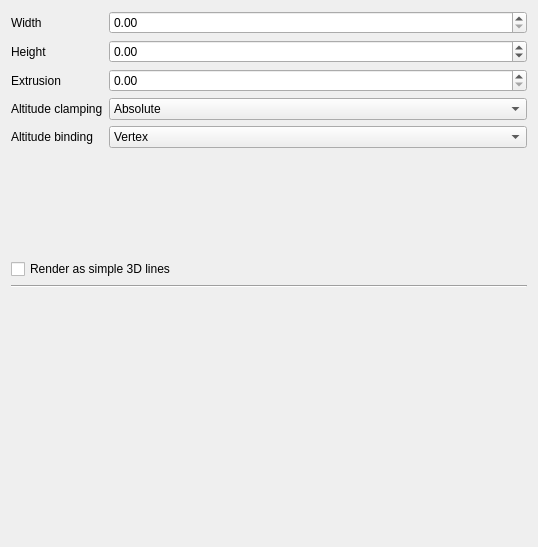
Old version of the form src/ui/3d/line3dsymbolwidget.ui in the repository carsmie/QGIS.
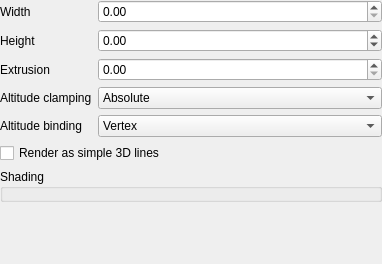
New version of the form. Custom widgets are drawn as their Qt base class.

Diff of the .ui file:
```diff
--- a/src/ui/3d/line3dsymbolwidget.ui
+++ b/src/ui/3d/line3dsymbolwidget.ui
@@ -6,14 +6,17 @@
    <rect>
     <x>0</x>
     <y>0</y>
-    <width>538</width>
-    <height>547</height>
+    <width>382</width>
+    <height>264</height>
    </rect>
   </property>
   <property name="windowTitle">
    <string>Form</string>
   </property>
   <layout class="QVBoxLayout" name="verticalLayout">
+   <property name="margin">
+    <number>0</number>
+   </property>
    <item>
     <layout class="QFormLayout" name="formLayout">
      <item row="1" column="0">
@@ -118,14 +121,39 @@
     </widget>
    </item>
    <item>
-    <widget class="Line" name="line">
+    <widget class="QgsCollapsibleGroupBox" name="groupShading">
+     <property name="title">
+      <string>Shading</string>
+     </property>
+     <layout class="QGridLayout" name="gridLayout">
+      <property name="margin">
+       <number>0</number>
+      </property>
+      <item row="3" column="0" colspan="2">
+       <widget class="QgsPhongMaterialWidget" name="widgetMaterial" native="true">
+        <property name="minimumSize">
+         <size>
+          <width>10</width>
+          <height>10</height>
+         </size>
+        </property>
+       </widget>
+      </item>
+     </layout>
+    </widget>
+   </item>
+   <item>
+    <spacer name="verticalSpacer">
      <property name="orientation">
-      <enum>Qt::Horizontal</enum>
+      <enum>Qt::Vertical</enum>
      </property>
-    </widget>
-   </item>
-   <item>
-    <widget class="QgsPhongMaterialWidget" name="widgetMaterial" native="true"/>
+     <property name="sizeHint" stdset="0">
+      <size>
+       <width>20</width>
+       <height>40</height>
+      </size>
+     </property>
+    </spacer>
    </item>
   </layout>
  </widget>
@@ -141,6 +169,12 @@
    <extends>QDoubleSpinBox</extends>
    <header>qgsdoublespinbox.h</header>
   </customwidget>
+  <customwidget>
+   <class>QgsCollapsibleGroupBox</class>
+   <extends>QGroupBox</extends>
+   <header>qgscollapsiblegroupbox.h</header>
+   <container>1</container>
+  </customwidget>
  </customwidgets>
  <tabstops>
   <tabstop>spinWidth</tabstop>
```
Left out of the diff: 10 changed lines with no effect on the pictures.
